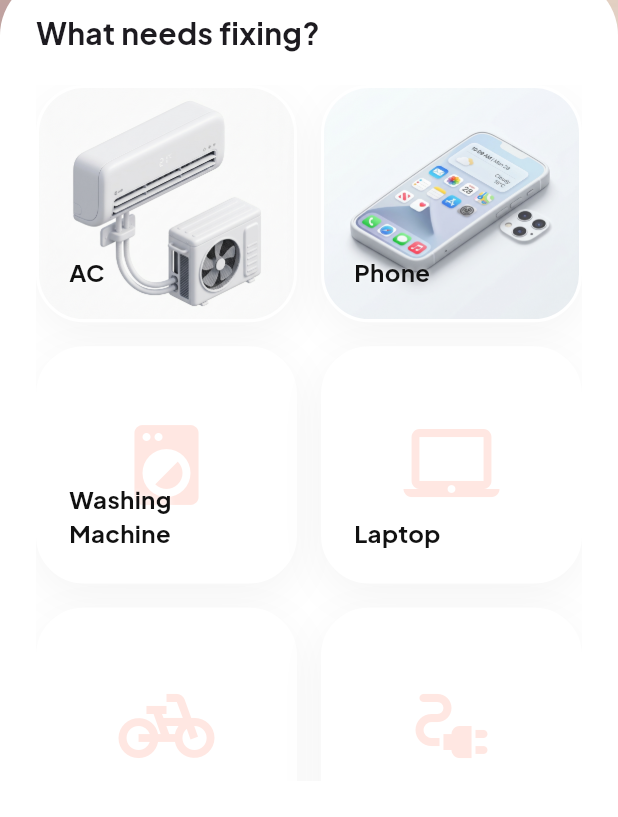
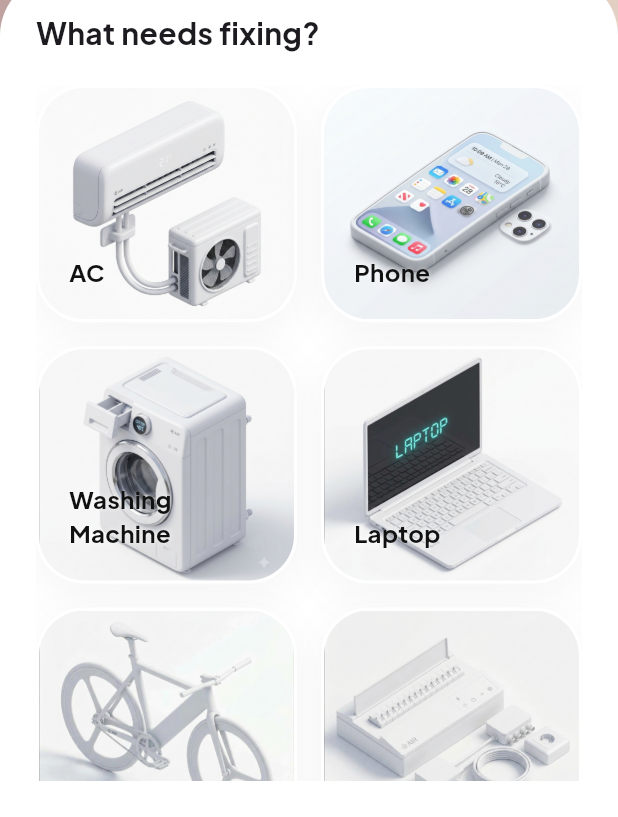
Before and after one commit to vishaltn74-dev/sortit, a Flutter app: the screen it shows after launch, on a phone screen of 412 x 824 dp, the part 419-1236 px from its top. Run offline on Flutter 3.47's test engine with Material 3 defaults, Android fonts, the phone set to English and light mode, and no system bars; our stand-ins replace google_fonts.

Commit message:
feat: add remaining 3d assets and display on category cards

```diff
--- a/lib/widgets/category_card.dart
+++ b/lib/widgets/category_card.dart
@@ -14,8 +14,6 @@ class CategoryCard extends StatelessWidget {
 
   @override
   Widget build(BuildContext context) {
-    final bool hasImage = category.icon == 'ac' || category.icon == 'phone';
-
     return GestureDetector(
       onTap: onTap,
       child: Container(
@@ -35,23 +33,12 @@ class CategoryCard extends StatelessWidget {
           borderRadius: BorderRadius.circular(30),
           child: Stack(
             children: [
-              if (hasImage)
-                Positioned.fill(
-                  child: Image.asset(
-                    _getImagePath(category.icon),
-                    fit: BoxFit.cover,
-                  ),
+              Positioned.fill(
+                child: Image.asset(
+                  _getImagePath(category.icon),
+                  fit: BoxFit.cover,
                 ),
-              if (!hasImage)
-                Positioned.fill(
-                  child: Center(
-                    child: Icon(
-                      _getIcon(category.icon),
-                      size: 64,
-                      color: AppTheme.primaryRed.withValues(alpha: 0.15),
-                    ),
-                  ),
-                ),
+              ),
               Positioned(
                 bottom: 20,
                 left: 20,
@@ -80,18 +67,6 @@ class CategoryCard extends StatelessWidget {
   }
 
   String _getImagePath(String iconName) {
-    if (iconName == 'ac') return 'assets/images/ac.jpg';
-    if (iconName == 'phone') return 'assets/images/phone.jpg';
-    return 'assets/images/handyman.jpg';
-  }
-
-  IconData _getIcon(String iconName) {
-    switch (iconName) {
-      case 'washing_machine': return Icons.local_laundry_service;
-      case 'laptop': return Icons.laptop_mac;
-      case 'bicycle': return Icons.pedal_bike;
-      case 'electrical': return Icons.electrical_services;
-      default: return Icons.build;
-    }
+    return 'assets/images/$iconName.jpg';
   }
 }
```
Also changed, not shown: assets/images/bicycle.jpg (added), assets/images/electrical.jpg (added), assets/images/laptop.jpg (added), assets/images/washing_machine.jpg (added).
